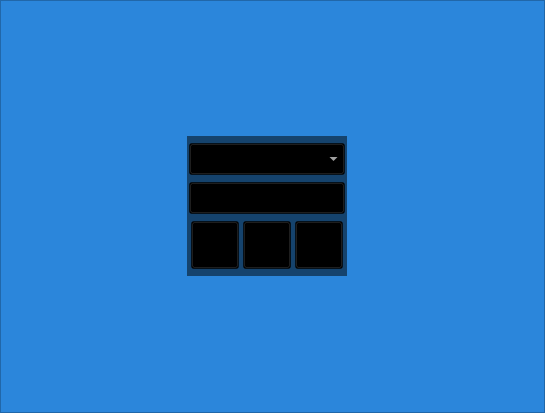
This is client/electricalsimulator.ui in lev12/launcher as Qt 5 draws it before an edit. The edited form follows.
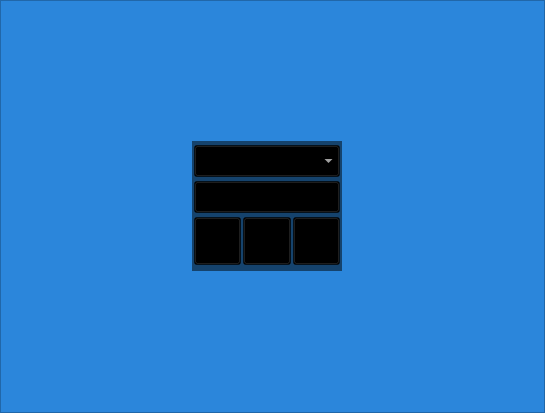
This is the edited form. Icons and pictures are not drawn.

Patch:
```diff
--- a/client/electricalsimulator.ui
+++ b/client/electricalsimulator.ui
@@ -106,8 +106,8 @@
           </property>
           <property name="minimumSize">
            <size>
-            <width>160</width>
-            <height>140</height>
+            <width>150</width>
+            <height>130</height>
            </size>
           </property>
           <property name="maximumSize">
```
